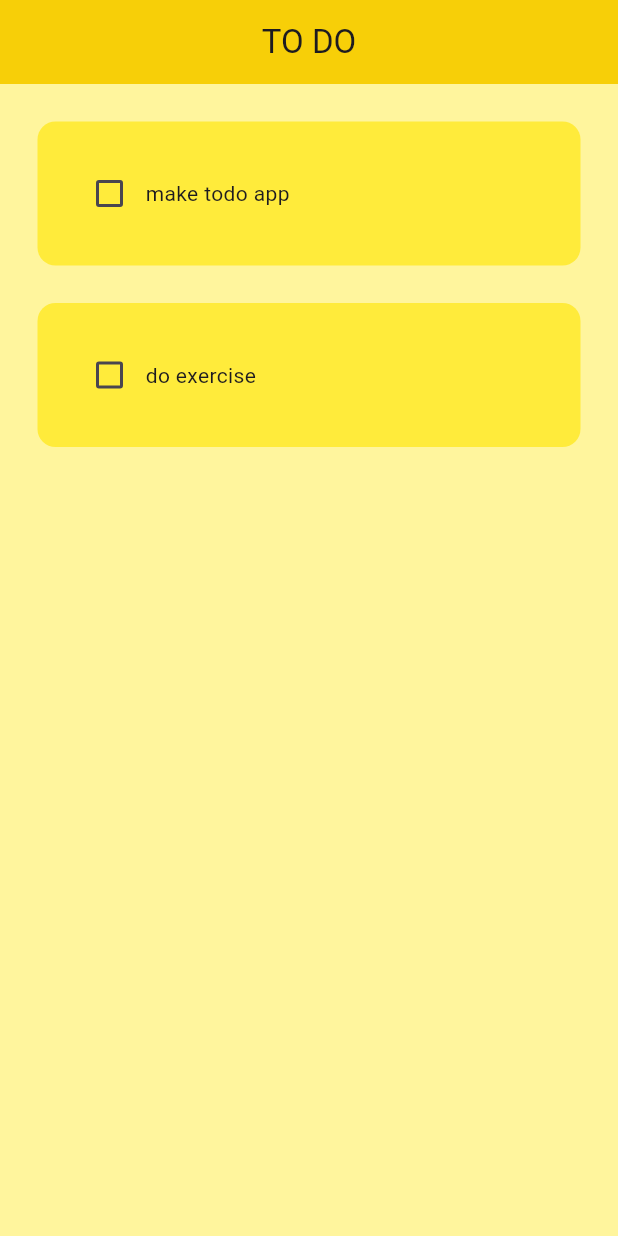
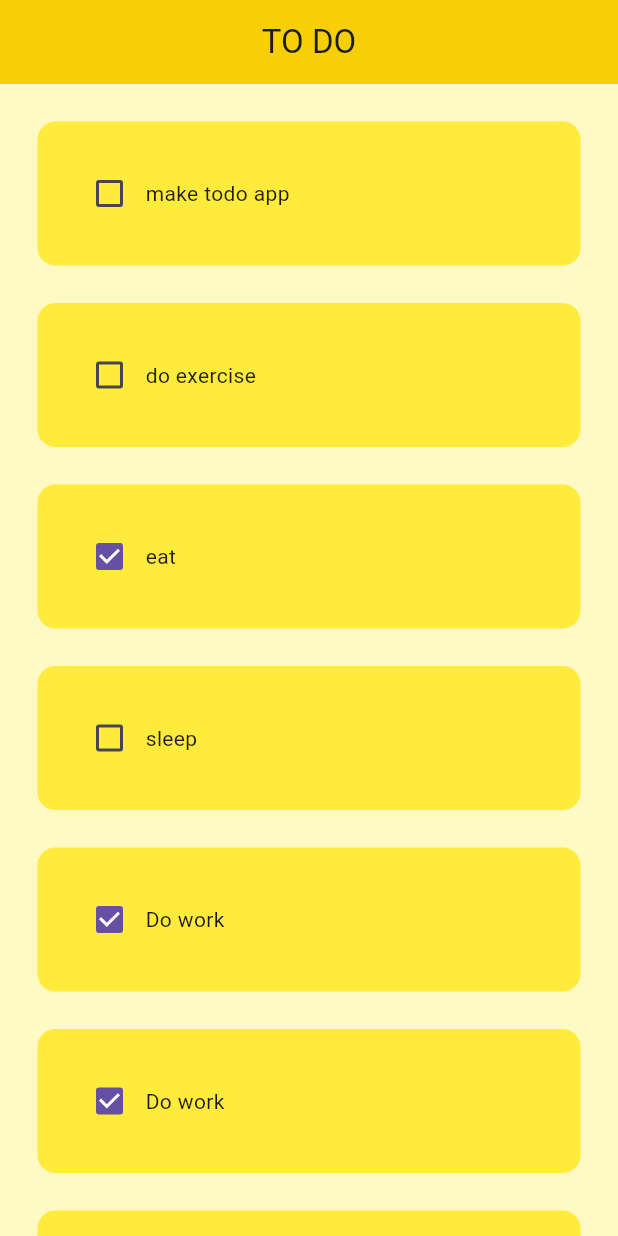
Before and after one commit to 0xawasthi/todo-app, a Flutter app: the screen it shows after launch, on a phone screen of 412 x 824 dp. Run offline on Flutter 3.47's test engine with Material 3 defaults, Android fonts, the phone set to English and light mode, and no system bars.

Commit message:
task updates

```diff
--- a/lib/homepage.dart
+++ b/lib/homepage.dart
@@ -13,6 +13,11 @@ class _HomePageState extends State<HomePage> {
   List toDoList = [
     ["make todo app", false],
     ["do exercise", false],
+    ["eat", true],
+    ["sleep", false],
+    ["Do work", true],
+    ["Do work", true],
+    ["Do work", true],
   ];
 
   // checkbox clicked
@@ -25,7 +30,7 @@ class _HomePageState extends State<HomePage> {
   @override
   Widget build(BuildContext context) {
     return Scaffold(
-      backgroundColor: Colors.yellow[200],
+      backgroundColor: Colors.yellow[100],
       appBar: AppBar(
         title: Center(child: Text('TO DO')),
         backgroundColor: Colors.yellowAccent[700],
```
